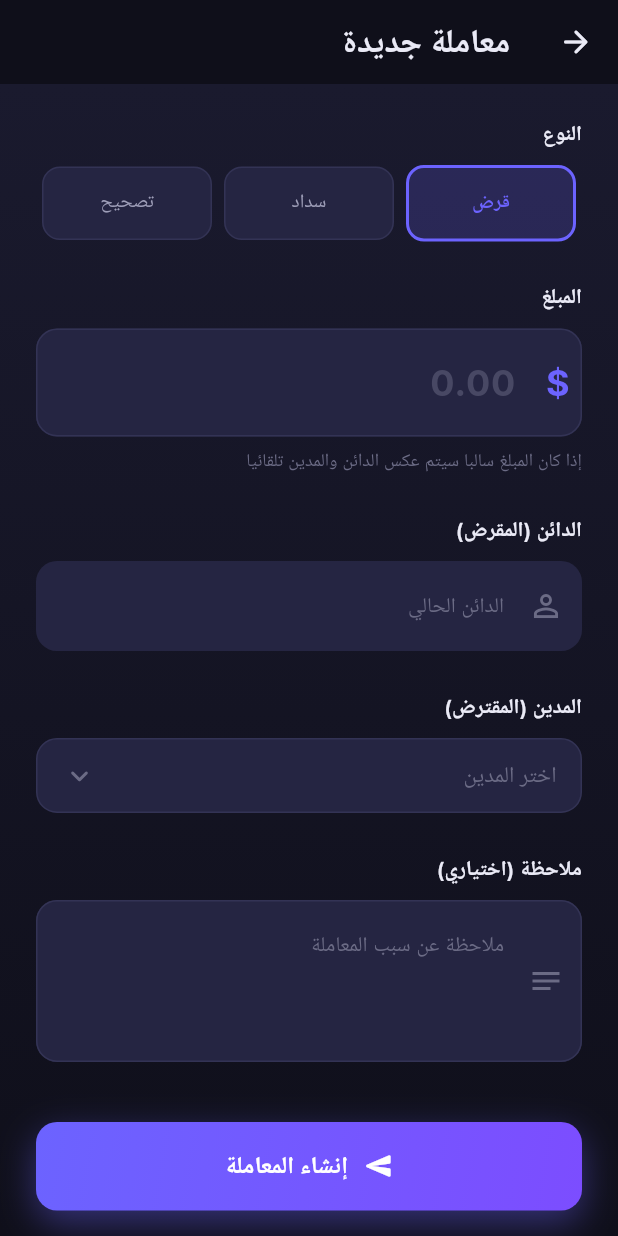
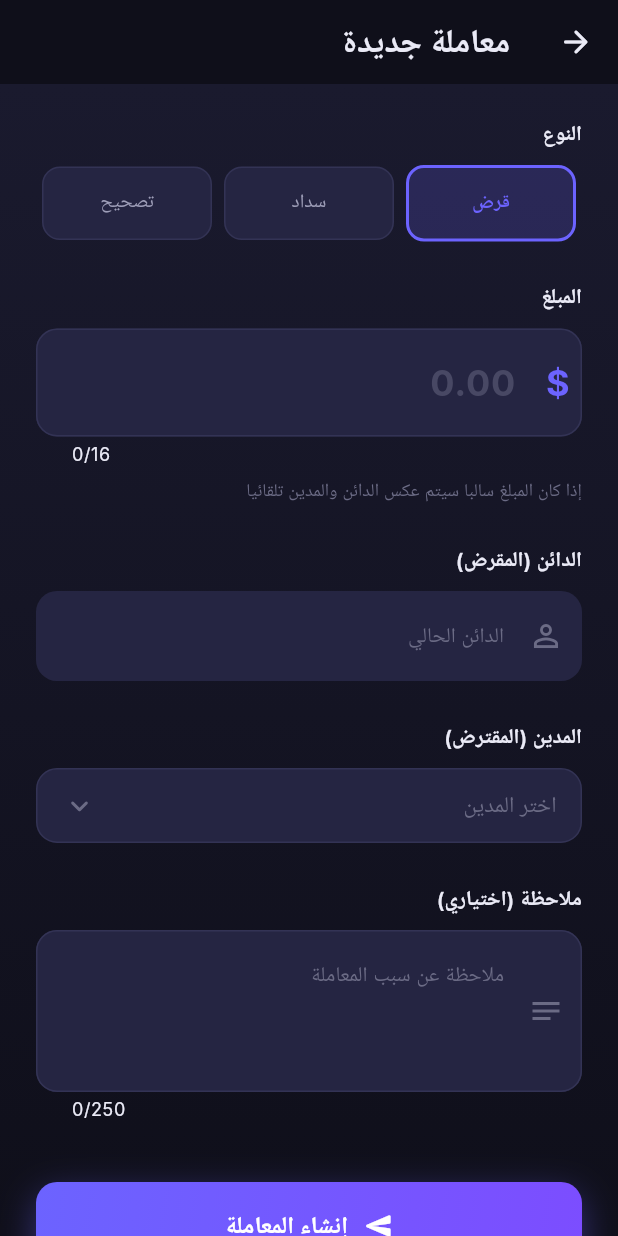
Before and after one commit to Hazem-Alyaari/loan-App, a Flutter app: the CreateTransactionScreen screen opened directly with empty values, on a phone screen of 412 x 824 dp. Run offline on Flutter 3.47's test engine with Material 3 defaults, Android fonts, the phone set to English and light mode, and no system bars; our stand-ins replace cloud_firestore, firebase_auth, firebase_core, flutter_riverpod, freezed_annotation, go_router; accounts and stored records are empty; Roboto replaces fonts that are missing (Inter).

Commit message:
Implement input length restrictions for group and transaction screens
- Added maximum length constraints for group names, member names, phone numbers, transaction amounts, and notes to enhance data validation.
- Integrated input formatters to enforce these constraints and provide user feedback through snack bars for exceeding limits.

```diff
--- a/lib/features/transactions/presentation/screens/create_transaction_screen.dart
+++ b/lib/features/transactions/presentation/screens/create_transaction_screen.dart
@@ -1,4 +1,5 @@
 import 'package:flutter/material.dart';
+import 'package:flutter/services.dart';
 import 'package:flutter_riverpod/flutter_riverpod.dart';
 import 'package:go_router/go_router.dart';
 import 'package:loan/core/enums/enums.dart';
@@ -20,6 +21,8 @@ class CreateTransactionScreen extends ConsumerStatefulWidget {
 
 class _CreateTransactionScreenState
     extends ConsumerState<CreateTransactionScreen> {
+  static const int _maxAmountLength = 16;
+  static const int _maxNoteLength = 250;
   final _formKey = GlobalKey<FormState>();
   final _amountController = TextEditingController();
   final _noteController = TextEditingController();
@@ -139,6 +142,12 @@ class _CreateTransactionScreenState
                       controller: _amountController,
                       keyboardType:
                           const TextInputType.numberWithOptions(decimal: true),
+                      maxLength: _maxAmountLength,
+                      inputFormatters: [
+                        FilteringTextInputFormatter.allow(
+                          RegExp(r'^-?\d*\.?\d*$'),
+                        ),
+                      ],
                       style: const TextStyle(
                         color: AppColors.textPrimary,
                         fontSize: 24,
@@ -223,6 +232,10 @@ class _CreateTransactionScreenState
                     TextFormField(
                       controller: _noteController,
                       maxLines: 3,
+                      maxLength: _maxNoteLength,
+                      inputFormatters: [
+                        LengthLimitingTextInputFormatter(_maxNoteLength),
+                      ],
                       style: const TextStyle(color: AppColors.textPrimary),
                       decoration: const InputDecoration(
                         hintText: 'ملاحظة عن سبب المعاملة',
@@ -288,6 +301,15 @@ class _CreateTransactionScreenState
     final selectedMember = members.where((m) => m.userId == _debtorId).firstOrNull;
     final selectedName = selectedMember?.userName ?? selectedMember?.userId ?? '';
     final rawAmount = double.parse(_amountController.text.trim());
+    if (_noteController.text.trim().length > _maxNoteLength) {
+      ScaffoldMessenger.of(context).showSnackBar(
+        const SnackBar(
+          content: Text('النص طويل جدا، الحد الأقصى للملاحظة 250 حرف'),
+          backgroundColor: AppColors.error,
+        ),
+      );
+      return;
+    }
     final amount = rawAmount.abs();
     final isPositive = rawAmount > 0;
     final creditorId = isPositive ? currentUserId : _debtorId!;
```
Also changed, not shown: lib/features/groups/presentation/screens/create_group_screen.dart (+9 -0 lines), lib/features/groups/presentation/screens/group_details_screen.dart (+30 -0 lines).
